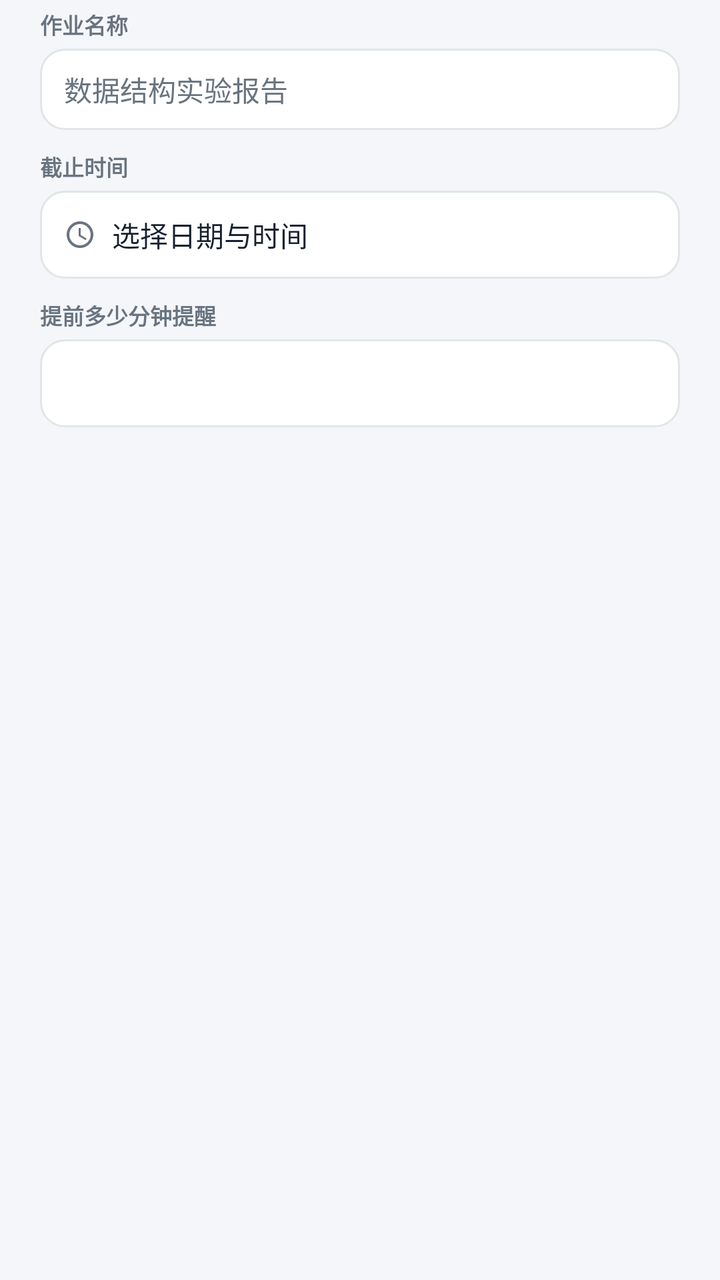
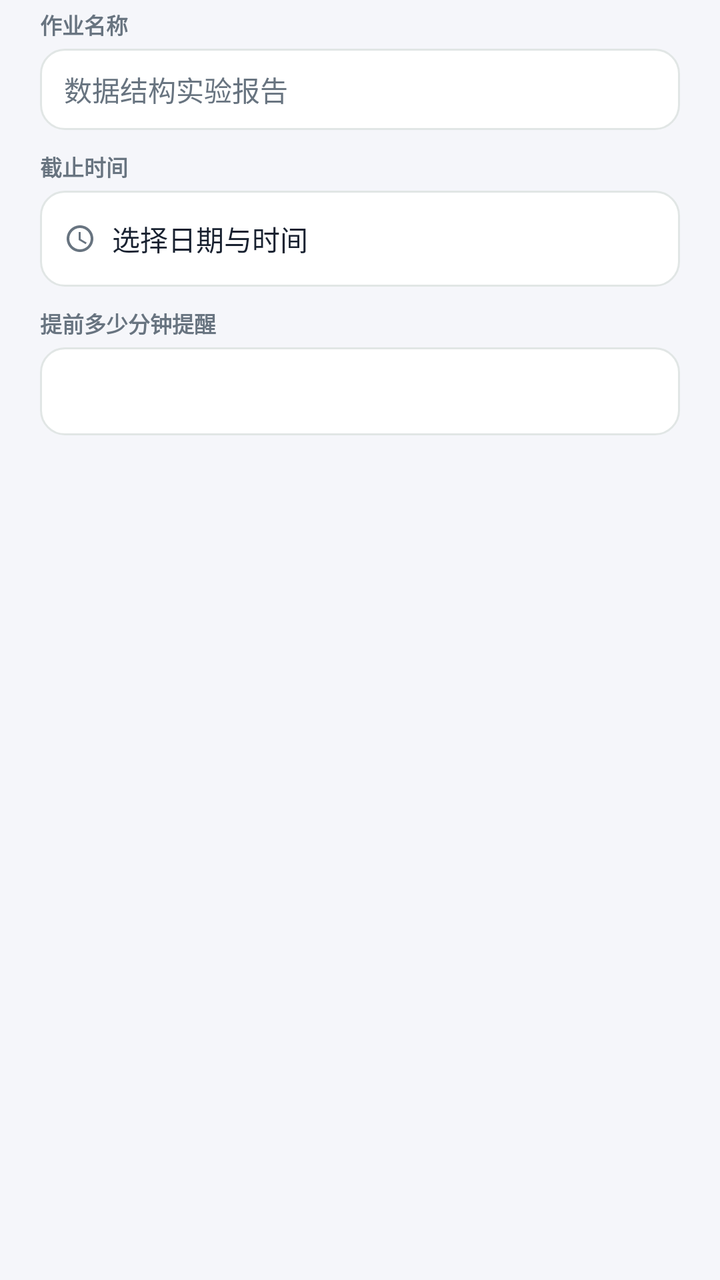

An Android layout rendered at two revisions. The XML below is the earlier revision; the diff shows what the commit changed to produce the second picture.
<!-- AndroidManifest.xml: application theme Theme.RouteWorkshop -->
<!-- res/layout/dialog_study_homework.xml -->
<?xml version="1.0" encoding="utf-8"?>
<ScrollView xmlns:android="http://schemas.android.com/apk/res/android"
    android:layout_width="match_parent"
    android:layout_height="wrap_content"
    android:fillViewport="true"
    android:scrollbars="none">

    <LinearLayout
        android:layout_width="match_parent"
        android:layout_height="wrap_content"
        android:orientation="vertical"
        android:paddingHorizontal="20dp"
        android:paddingTop="4dp"
        android:paddingBottom="4dp">

        <TextView
            android:layout_width="wrap_content"
            android:layout_height="wrap_content"
            android:text="@string/study_homework_name"
            android:textColor="@color/campus_muted"
            android:textSize="11sp"
            android:textStyle="bold" />

        <EditText
            android:id="@+id/inputHomeworkName"
            android:layout_width="match_parent"
            android:layout_height="wrap_content"
            android:layout_marginTop="4dp"
            android:background="@drawable/bg_study_input"
            android:hint="@string/study_homework_name_hint"
            android:importantForAutofill="no"
            android:inputType="text"
            android:maxLines="1"
            android:paddingHorizontal="12dp"
            android:paddingVertical="10dp"
            android:textColor="@color/campus_ink"
            android:textColorHint="@color/fm_muted"
            android:textSize="14sp" />

        <TextView
            android:layout_width="wrap_content"
            android:layout_height="wrap_content"
            android:layout_marginTop="10dp"
            android:text="@string/study_homework_deadline"
            android:textColor="@color/campus_muted"
            android:textSize="11sp"
            android:textStyle="bold" />

        <LinearLayout
            android:id="@+id/rowHomeworkDeadline"
            android:layout_width="match_parent"
            android:layout_height="44dp"
            android:layout_marginTop="4dp"
            android:background="@drawable/bg_study_input"
            android:clickable="true"
            android:focusable="true"
            android:gravity="center_vertical"
            android:orientation="horizontal"
            android:paddingHorizontal="12dp">

            <ImageView
                android:layout_width="16dp"
                android:layout_height="16dp"
                android:contentDescription="@null"
                android:src="@drawable/ic_study_clock" />

            <TextView
                android:id="@+id/textHomeworkDeadlineValue"
                android:layout_width="0dp"
                android:layout_height="wrap_content"
                android:layout_marginStart="8dp"
                android:layout_weight="1"
                android:singleLine="true"
                android:text="@string/study_homework_deadline_pick"
                android:textColor="@color/campus_ink"
                android:textSize="14sp" />
        </LinearLayout>

        <TextView
            android:layout_width="wrap_content"
            android:layout_height="wrap_content"
            android:layout_marginTop="10dp"
            android:text="@string/study_homework_lead"
            android:textColor="@color/campus_muted"
            android:textSize="11sp"
            android:textStyle="bold" />

        <EditText
            android:id="@+id/inputHomeworkLead"
            android:layout_width="match_parent"
            android:layout_height="44dp"
            android:layout_marginTop="4dp"
            android:background="@drawable/bg_study_input"
            android:importantForAutofill="no"
            android:inputType="number"
            android:maxLines="1"
            android:paddingHorizontal="12dp"
            android:textColor="@color/campus_ink"
            android:textSize="14sp" />

        <TextView
            android:id="@+id/textHomeworkRemindPreview"
            android:layout_width="match_parent"
            android:layout_height="wrap_content"
            android:layout_marginTop="8dp"
            android:textColor="@color/campus_muted"
            android:textSize="11sp" />
    </LinearLayout>
</ScrollView>
<!-- resources referenced by this layout -->
<resources>
  <color name="campus_ink">@color/fm_text</color>
  <color name="campus_muted">@color/fm_muted</color>
  <color name="fm_muted">#687480</color>
  <!-- drawable bg_study_input (drawable) -->
  <?xml version="1.0" encoding="utf-8"?>
  <shape xmlns:android="http://schemas.android.com/apk/res/android"
      android:shape="rectangle">
      <solid android:color="@color/fm_surface" />
      <corners android:radius="12dp" />
      <stroke
          android:width="1dp"
          android:color="@color/campus_card_stroke" />
  </shape>
  <!-- drawable ic_study_clock (drawable) -->
  <vector xmlns:android="http://schemas.android.com/apk/res/android"
      android:width="24dp"
      android:height="24dp"
      android:viewportWidth="24"
      android:viewportHeight="24">
      <path
          android:fillColor="@color/campus_muted"
          android:pathData="M11.99,2C6.47,2 2,6.48 2,12s4.47,10 9.99,10C17.52,22 22,17.52 22,12S17.52,2 11.99,2zM12,20c-4.42,0 -8,-3.58 -8,-8s3.58,-8 8,-8 8,3.58 8,8 -3.58,8 -8,8zM12.5,7H11v6l5.25,3.15 0.75,-1.23 -4.5,-2.67z" />
  </vector>
  <string name="study_homework_deadline">截止时间</string>
  <string name="study_homework_deadline_pick">选择日期与时间</string>
  <string name="study_homework_lead">提前多少分钟提醒</string>
  <string name="study_homework_name">作业名称</string>
  <string name="study_homework_name_hint">数据结构实验报告</string>
  <color name="fm_text">#182130</color>
  <color name="fm_surface">#FFFFFF</color>
  <color name="campus_card_stroke">@color/fm_border</color>
  <color name="fm_brand">#147C4B</color>
  <color name="fm_on_brand">#FFFFFF</color>
  <color name="fm_surface_alt">#E5F5EB</color>
  <color name="fm_link">#147C4B</color>
  <color name="fm_background">#F5F6FA</color>
  <color name="fm_text_secondary">#66717F</color>
  <color name="fm_border">#E1E6E5</color>
  <style name="Animation.Legion.Activity" parent="@android:style/Animation.Activity">
          <item name="android:activityOpenEnterAnimation">@anim/fm_fade_in</item>
          <item name="android:activityOpenExitAnimation">@anim/fm_hold</item>
          <item name="android:activityCloseEnterAnimation">@anim/fm_fade_in</item>
          <item name="android:activityCloseExitAnimation">@anim/fm_fade_out</item>
      </style>
  <style name="Widget.Legion.FinmoriButton" parent="Widget.Material3.Button"><item name="cornerRadius">16dp</item><item name="android:minHeight">48dp</item></style>
  <!-- unchanged entries left out for length: 1 -->
</resources>

<!-- the commit's change to res/layout/dialog_study_homework.xml (unified diff, before → after) -->
@@ -4,106 +4,93 @@
     android:layout_height="wrap_content"
     android:fillViewport="true"
     android:scrollbars="none">
-
     <LinearLayout
         android:layout_width="match_parent"
         android:layout_height="wrap_content"
         android:orientation="vertical"
-        android:paddingHorizontal="20dp"
-        android:paddingTop="4dp"
-        android:paddingBottom="4dp">
-
+        android:paddingHorizontal="@dimen/space_4xl"
+        android:paddingTop="@dimen/space_xs"
+        android:paddingBottom="@dimen/space_xs">
         <TextView
+        style="@style/Text.Unloop.Caption"
             android:layout_width="wrap_content"
             android:layout_height="wrap_content"
             android:text="@string/study_homework_name"
-            android:textColor="@color/campus_muted"
-            android:textSize="11sp"
             android:textStyle="bold" />
-
         <EditText
             android:id="@+id/inputHomeworkName"
             android:layout_width="match_parent"
             android:layout_height="wrap_content"
-            android:layout_marginTop="4dp"
+            android:layout_marginTop="@dimen/space_xs"
             android:background="@drawable/bg_study_input"
             android:hint="@string/study_homework_name_hint"
             android:importantForAutofill="no"
             android:inputType="text"
             android:maxLines="1"
-            android:paddingHorizontal="12dp"
-            android:paddingVertical="10dp"
+            android:paddingHorizontal="@dimen/space_xl"
+            android:paddingVertical="@dimen/space_lg"
             android:textColor="@color/campus_ink"
             android:textColorHint="@color/fm_muted"
-            android:textSize="14sp" />
-
+            android:textSize="@dimen/text_body" />
         <TextView
+        style="@style/Text.Unloop.Caption"
             android:layout_width="wrap_content"
             android:layout_height="wrap_content"
-            android:layout_marginTop="10dp"
+            android:layout_marginTop="@dimen/space_lg"
             android:text="@string/study_homework_deadline"
-            android:textColor="@color/campus_muted"
-            android:textSize="11sp"
             android:textStyle="bold" />
-
         <LinearLayout
             android:id="@+id/rowHomeworkDeadline"
             android:layout_width="match_parent"
-            android:layout_height="44dp"
-            android:layout_marginTop="4dp"
+            android:layout_height="@dimen/touch_min"
+            android:layout_marginTop="@dimen/space_xs"
             android:background="@drawable/bg_study_input"
             android:clickable="true"
             android:focusable="true"
             android:gravity="center_vertical"
             android:orientation="horizontal"
-            android:paddingHorizontal="12dp">
-
+            android:paddingHorizontal="@dimen/space_xl">
             <ImageView
                 android:layout_width="16dp"
                 android:layout_height="16dp"
                 android:contentDescription="@null"
                 android:src="@drawable/ic_study_clock" />
-
             <TextView
+            style="@style/Text.Unloop.Body"
                 android:id="@+id/textHomeworkDeadlineValue"
                 android:layout_width="0dp"
                 android:layout_height="wrap_content"
-                android:layout_marginStart="8dp"
+                android:layout_marginStart="@dimen/space_md"
                 android:layout_weight="1"
                 android:singleLine="true"
                 android:text="@string/study_homework_deadline_pick"
-                android:textColor="@color/campus_ink"
-                android:textSize="14sp" />
+                />
         </LinearLayout>
-
         <TextView
+        style="@style/Text.Unloop.Caption"
             android:layout_width="wrap_content"
             android:layout_height="wrap_content"
-            android:layout_marginTop="10dp"
+            android:layout_marginTop="@dimen/space_lg"
             android:text="@string/study_homework_lead"
-            android:textColor="@color/campus_muted"
-            android:textSize="11sp"
             android:textStyle="bold" />
-
         <EditText
             android:id="@+id/inputHomeworkLead"
             android:layout_width="match_parent"
             android:layout_height="44dp"
-            android:layout_marginTop="4dp"
+            android:layout_marginTop="@dimen/space_xs"
             android:background="@drawable/bg_study_input"
             android:importantForAutofill="no"
             android:inputType="number"
             android:maxLines="1"
-            android:paddingHorizontal="12dp"
+            android:paddingHorizontal="@dimen/space_xl"
             android:textColor="@color/campus_ink"
-            android:textSize="14sp" />
-
+            android:textSize="@dimen/text_body" />
         <TextView
+        style="@style/Text.Unloop.Caption"
             android:id="@+id/textHomeworkRemindPreview"
             android:layout_width="match_parent"
             android:layout_height="wrap_content"
-            android:layout_marginTop="8dp"
-            android:textColor="@color/campus_muted"
-            android:textSize="11sp" />
+            android:layout_marginTop="@dimen/space_md"
+            />
     </LinearLayout>
 </ScrollView>
<!-- resource entries referenced after the edit -->
@@ -2,7 +2,15 @@
 <resources>
   <color name="campus_ink">@color/fm_text</color>
   <color name="campus_muted">@color/fm_muted</color>
+  <dimen name="text_caption">11sp</dimen>
   <color name="fm_muted">#687480</color>
+  <dimen name="space_4xl">20dp</dimen>
+  <dimen name="space_lg">10dp</dimen>
+  <dimen name="space_md">8dp</dimen>
+  <dimen name="space_xl">12dp</dimen>
+  <dimen name="space_xs">4dp</dimen>
+  <dimen name="text_body">14sp</dimen>
+  <dimen name="touch_min">48dp</dimen>
   <!-- drawable bg_study_input (drawable) -->
   <?xml version="1.0" encoding="utf-8"?>
   <shape xmlns:android="http://schemas.android.com/apk/res/android"
@@ -28,6 +36,14 @@
   <string name="study_homework_lead">提前多少分钟提醒</string>
   <string name="study_homework_name">作业名称</string>
   <string name="study_homework_name_hint">数据结构实验报告</string>
+  <style name="Text.Unloop.Body" parent="">
+          <item name="android:textColor">@color/campus_ink</item>
+          <item name="android:textSize">@dimen/text_body</item>
+      </style>
+  <style name="Text.Unloop.Caption" parent="">
+          <item name="android:textColor">@color/campus_muted</item>
+          <item name="android:textSize">@dimen/text_caption</item>
+      </style>
   <color name="fm_text">#182130</color>
   <color name="fm_surface">#FFFFFF</color>
   <color name="campus_card_stroke">@color/fm_border</color>
